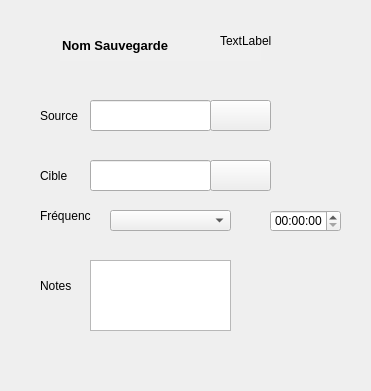
This is src/projetVerrouHeay/formsauvegarde.ui in LP-ACPI/VerrouYEAH as Qt 5 draws it before an edit. The edited form follows.
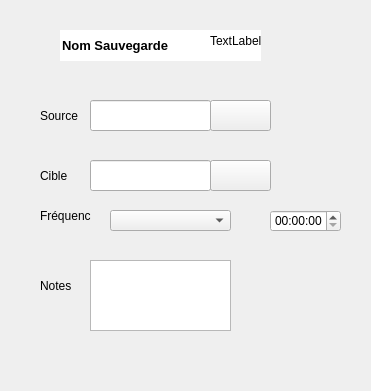
This is the edited form.

Commit message: intégration d'interfaces d'athentification/principale/formsauvegarde. Authentification fonctionnelle (avec controleur 'UserController')(pas de test unitaire à ce niveau-là)

```diff
--- a/src/projetVerrouHeay/formsauvegarde.ui
+++ b/src/projetVerrouHeay/formsauvegarde.ui
@@ -31,7 +31,7 @@
     </font>
    </property>
    <property name="styleSheet">
-    <string notr="true">background-color: rgb(240, 240, 240);</string>
+    <string notr="true"/>
    </property>
    <property name="text">
     <string>Nom Sauvegarde</string>
@@ -43,10 +43,10 @@
   <widget class="QLabel" name="label">
    <property name="geometry">
     <rect>
-     <x>220</x>
-     <y>0</y>
-     <width>111</width>
-     <height>81</height>
+     <x>210</x>
+     <y>10</y>
+     <width>81</width>
+     <height>61</height>
     </rect>
    </property>
    <property name="text">
```
The commit also changes 71 other files.
